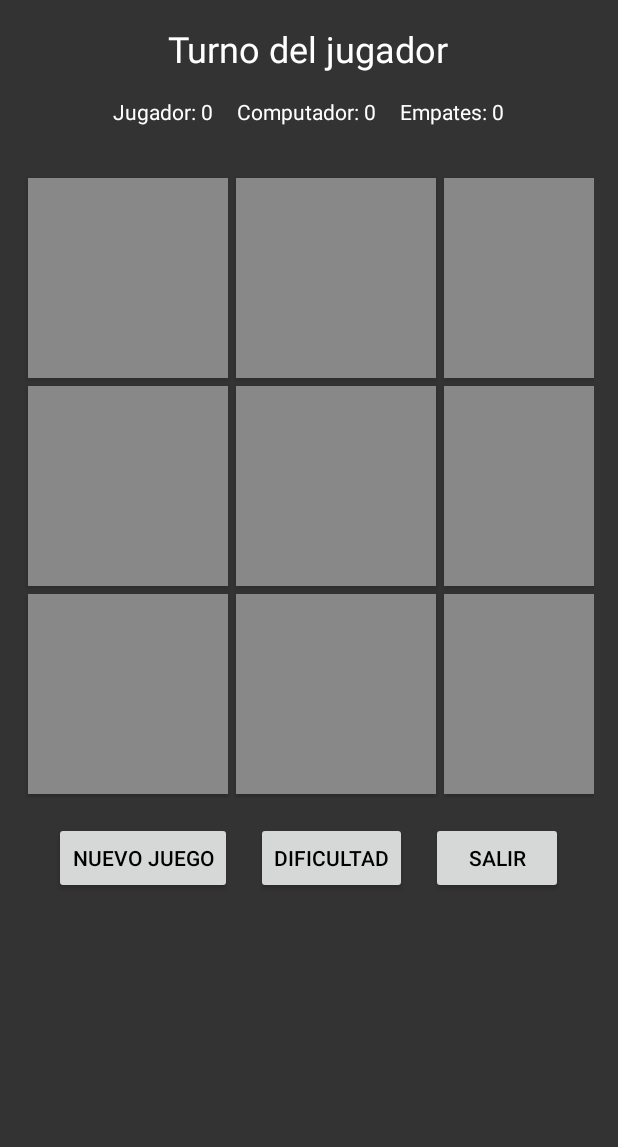
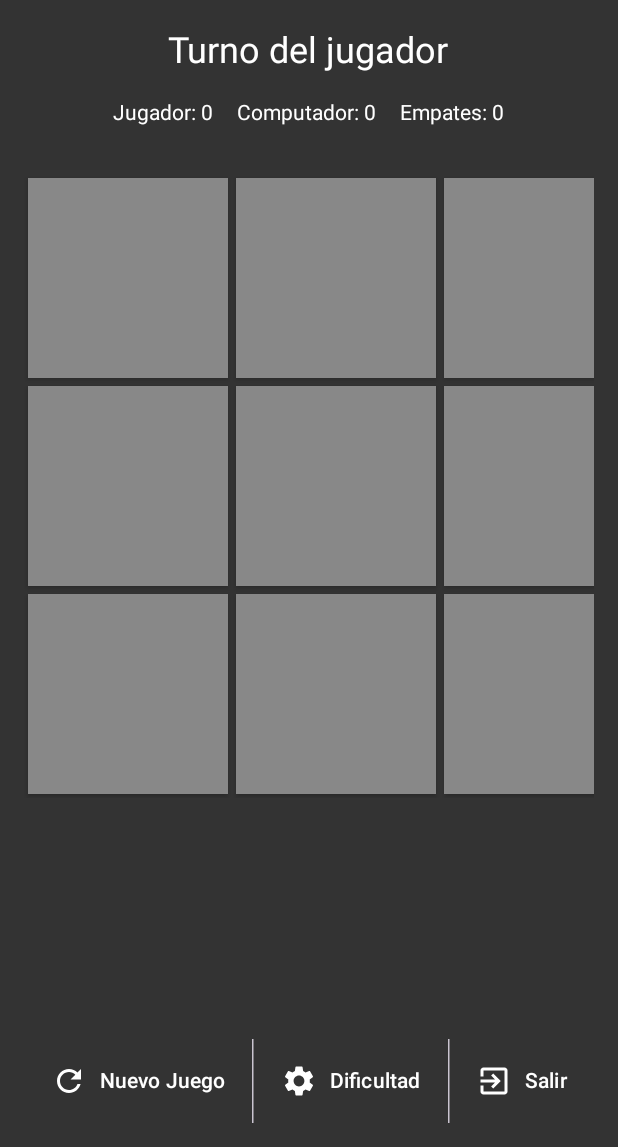
Before and after one commit to jpenafielo/Tictactoe, an Android app built with Jetpack Compose: the screen it shows after launch (MainActivity), on a phone screen of 412 x 824 dp, the part 89-1236 px from its top. Run offline under Robolectric (Android 15) with nearby library versions, the phone set to English and light mode, and no system bars.

Commit message:
Feat: crear menú con compose

```diff
--- a/app/src/main/java/com/dadm/tictactoe/MainActivity.kt
+++ b/app/src/main/java/com/dadm/tictactoe/MainActivity.kt
@@ -8,6 +8,31 @@ import android.widget.Button
 import android.widget.GridLayout
 import android.widget.TextView
 import androidx.activity.ComponentActivity
+import androidx.compose.foundation.layout.Arrangement
+import androidx.compose.foundation.layout.Row
+import androidx.compose.foundation.layout.Spacer
+import androidx.compose.foundation.layout.fillMaxHeight
+import androidx.compose.foundation.layout.fillMaxWidth
+import androidx.compose.foundation.layout.height
+import androidx.compose.foundation.layout.size
+import androidx.compose.foundation.layout.width
+import androidx.compose.material.icons.Icons
+import androidx.compose.material.icons.filled.ExitToApp
+import androidx.compose.material.icons.filled.Refresh
+import androidx.compose.material.icons.filled.Settings
+import androidx.compose.material3.Icon
+import androidx.compose.material3.Surface
+import androidx.compose.material3.Text
+import androidx.compose.material3.TextButton
+import androidx.compose.material3.VerticalDivider
+import androidx.compose.runtime.Composable
+import androidx.compose.ui.Alignment
+import androidx.compose.ui.Modifier
+import androidx.compose.ui.graphics.Color
+import androidx.compose.ui.graphics.vector.ImageVector
+import androidx.compose.ui.platform.ComposeView
+import androidx.compose.ui.text.style.TextAlign
+import androidx.compose.ui.unit.dp
 import androidx.lifecycle.lifecycleScope
 import kotlinx.coroutines.delay
 import kotlinx.coroutines.launch
@@ -18,40 +43,87 @@ class MainActivity : ComponentActivity() {
     private var ties = 0
     private var isPlayerFirst = true // Alterna quién empieza el juego
     private var difficulty = "Harder" // Nivel de dificultad inicial
-    private lateinit var newGameButton: Button
-    private lateinit var difficutyButton: Button
-    private lateinit var quitButton: Button
 
     override fun onCreate(savedInstanceState: Bundle?) {
         super.onCreate(savedInstanceState)
         setContentView(R.layout.activity_main)
 
+        val bottomMenu = findViewById<ComposeView>(R.id.bottom_menu_compose)
+        bottomMenu.setContent {
+            BottomMenu()
+        }
+
         val gameStatus = findViewById<TextView>(R.id.gameStatus)
         val gameBoard = findViewById<GridLayout>(R.id.gameBoard)
-        newGameButton = findViewById(R.id.new_game_menu)
-        difficutyButton = findViewById(R.id.difficulty_menu)
-        quitButton = findViewById(R.id.quit_menu)
         startNewGame(gameStatus, gameBoard)
-        listenerButtons()
+
     }
 
-    @SuppressLint("SetTextI18n")
-    fun listenerButtons(){
-        newGameButton.setOnClickListener{
-            val gameStatus = findViewById<TextView>(R.id.gameStatus)
-            val gameBoard = findViewById<GridLayout>(R.id.gameBoard)
-            startNewGame(gameStatus, gameBoard)
+    @Composable
+    fun BottomMenu() {
+        Surface(
+            modifier = Modifier
+                .fillMaxWidth()
+                .height(56.dp),
+            color = Color.Transparent
+        ) {
+            Row(
+                modifier = Modifier
+                    .fillMaxWidth()
+                    .fillMaxHeight(), // Asegura que ocupe toda la altura asignada
+                horizontalArrangement = Arrangement.SpaceEvenly, // Distribución uniforme
+                verticalAlignment = Alignment.CenterVertically // Centrado vertical
+            ) {
+                MenuButton("Nuevo Juego", icon = Icons.Default.Refresh) {
+                    val gameStatus = findViewById<TextView>(R.id.gameStatus)
+                    val gameBoard = findViewById<GridLayout>(R.id.gameBoard)
+                    startNewGame(gameStatus, gameBoard)
+                }
+                VerticalDivider() // Línea divisoria
+                MenuButton("Dificultad", icon = Icons.Default.Settings) {
+                    showDifficultyDialog()
+                }
+                VerticalDivider() // Línea divisoria
+                MenuButton("Salir",icon = Icons.Default.ExitToApp ) {
+                    showExitConfirmationDialog()
+                }
+            }
         }
+    }
 
-        difficutyButton.setOnClickListener{
-            showDifficultyDialog()
+    @Composable
+    fun MenuButton(text: String, icon: ImageVector, onClick: () -> Unit) {
+        TextButton(onClick = onClick) {
+            Icon(
+                imageVector = icon,
+                contentDescription = null, // Descripción del ícono
+                modifier = Modifier.size(24.dp), // Tamaño del ícono
+                tint = Color.White // Color del ícono
+            )
+            Spacer(modifier = Modifier.width(8.dp)) // Espaciado entre ícono y texto
+            Text(
+                text = text,
+                color = Color.White, // Color del texto
+                textAlign = TextAlign.Center
+            )
         }
+    }
 
-        quitButton.setOnClickListener{
-            finish()
-        }
+    private fun showExitConfirmationDialog() {
+        AlertDialog.Builder(this)
+            .setTitle("Confirmación")
+            .setMessage("¿Estás seguro de que deseas salir?")
+            .setPositiveButton("Sí") { dialog, _ ->
+                dialog.dismiss() // Cierra el diálogo
+                finish() // Cierra la actividad actual
+            }
+            .setNegativeButton("No") { dialog, _ ->
+                dialog.dismiss() // Simplemente cierra el diálogo
+            }
+            .create()
+            .show()
+    }
 
-    }
 
     private fun showDifficultyDialog() {
         val difficulties = arrayOf("Easy", "Harder", "Expert")
--- a/app/src/main/res/layout/activity_main.xml
+++ b/app/src/main/res/layout/activity_main.xml
@@ -77,39 +77,18 @@
 
     </GridLayout>
 
+    <FrameLayout
+        android:id="@+id/container"
+        android:layout_width="match_parent"
+        android:layout_height="0dp"
+        android:layout_above="@+id/bottom_menu_compose" />
 
-    <LinearLayout
-        android:id="@+id/MenuBox"
-        android:layout_width="wrap_content"
+    <!-- Menú inferior con Compose -->
+    <androidx.compose.ui.platform.ComposeView
+        android:id="@+id/bottom_menu_compose"
+        android:layout_width="match_parent"
         android:layout_height="wrap_content"
-        android:layout_centerHorizontal="true"
-        android:orientation="horizontal"
-        android:layout_below="@+id/gameBoard"
-        android:layout_marginTop="16dp">
-
-        <Button
-            android:id="@+id/new_game_menu"
-            android:layout_width="wrap_content"
-            android:layout_height="wrap_content"
-            android:text="@string/nuevo_juego"
-            android:textColor="#000000"
-            android:layout_marginEnd="16dp" />
-
-        <Button
-            android:id="@+id/difficulty_menu"
-            android:layout_width="wrap_content"
-            android:layout_height="wrap_content"
-            android:text="@string/Dificultad"
-            android:textColor="#000000"
-            android:layout_marginEnd="16dp" />
-
-        <Button
-            android:id="@+id/quit_menu"
-            android:layout_width="wrap_content"
-            android:layout_height="wrap_content"
-            android:text="@string/salir"
-            android:textColor="#000000" />
-    </LinearLayout>
+        android:layout_alignParentBottom="true" />
 
 
 </RelativeLayout>
```
